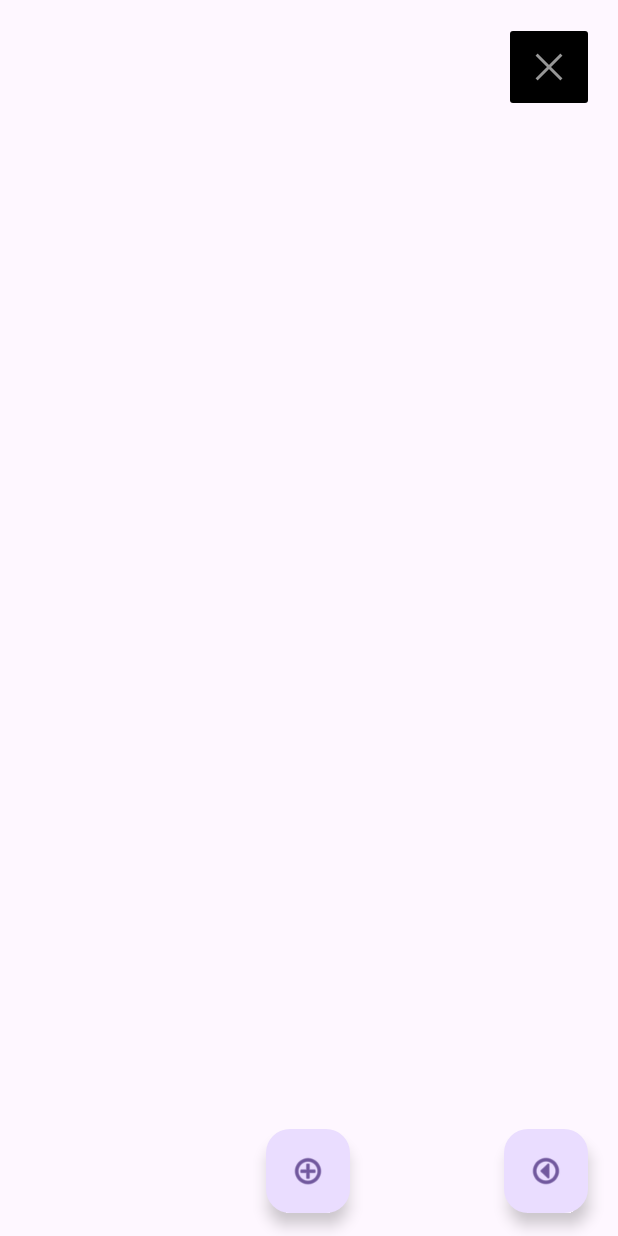
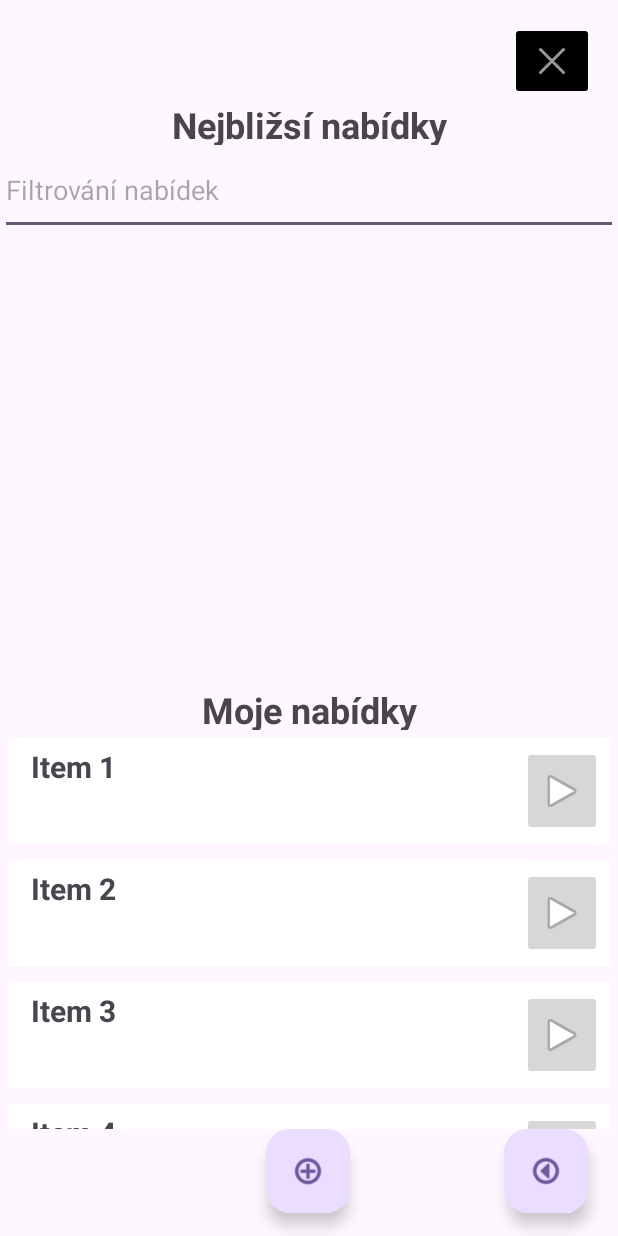
Before and after one commit to FrantaM4/UMTEProject2, an Android app: the MainDashboardActivity screen opened directly, with no data from a screen before it, on a phone screen of 412 x 824 dp. Run offline under Robolectric (Android 15) with nearby library versions, the phone set to English and light mode, and no system bars.

Commit message:
pridan list zzaklad

```diff
--- a/app/src/main/AndroidManifest.xml
+++ b/app/src/main/AndroidManifest.xml
@@ -25,7 +25,7 @@
             android:name=".RegisterActivity"
             android:exported="false" />
         <activity
-            android:name=".MapActivity"
+            android:name=".MainDashboardActivity"
             android:exported="false" />
         <activity
             android:name=".MainActivity"
--- /dev/null
+++ b/app/src/main/java/cz/uhk/quicksellapp2/CustomAdapter.kt
@@ -0,0 +1,45 @@
+package cz.uhk.quicksellapp2
+
+import android.view.LayoutInflater
+import android.view.View
+import android.view.ViewGroup
+import android.widget.ImageView
+import android.widget.TextView
+import androidx.recyclerview.widget.RecyclerView
+
+class CustomAdapter(private val mList: List<ItemsViewModel>) : RecyclerView.Adapter<CustomAdapter.ViewHolder>() {
+
+    // create new views
+    override fun onCreateViewHolder(parent: ViewGroup, viewType: Int): ViewHolder {
+        // inflates the card_view_design view
+        // that is used to hold list item
+        val view = LayoutInflater.from(parent.context)
+            .inflate(R.layout.card_view_desing, parent, false)
+
+        return ViewHolder(view)
+    }
+
+    // binds the list items to a view
+    override fun onBindViewHolder(holder: ViewHolder, position: Int) {
+
+        val ItemsViewModel = mList[position]
+
+
+
+        // sets the text to the textview from our itemHolder class
+        holder.textView.text = ItemsViewModel.text
+
+    }
+
+    // return the number of the items in the list
+    override fun getItemCount(): Int {
+        return mList.size
+    }
+
+    // Holds the views for adding it to image and text
+
+    class ViewHolder(ItemView: View) : RecyclerView.ViewHolder(ItemView) {
+        //val imageView: ImageView = itemView.findViewById(R.id.imageview)
+        val textView: TextView = itemView.findViewById(R.id.textView)
+    }
+}
--- /dev/null
+++ b/app/src/main/java/cz/uhk/quicksellapp2/ItemsViewModel.kt
@@ -0,0 +1,4 @@
+package cz.uhk.quicksellapp2
+
+data class ItemsViewModel (val text: String) {
+}
--- a/app/src/main/java/cz/uhk/quicksellapp2/MainActivity.kt
+++ b/app/src/main/java/cz/uhk/quicksellapp2/MainActivity.kt
@@ -1,19 +1,14 @@
 package cz.uhk.quicksellapp2
 
-import android.content.ContentValues.TAG
 import android.content.Context
 import android.content.Intent
 import android.os.Bundle
-import android.util.Log
 import android.widget.Button
-import android.widget.EditText
 import android.widget.TextView
 import androidx.activity.enableEdgeToEdge
 import androidx.appcompat.app.AppCompatActivity
 import androidx.core.view.ViewCompat
 import androidx.core.view.WindowInsetsCompat
-import com.google.firebase.firestore.ktx.firestore
-import com.google.firebase.ktx.Firebase
 
 class MainActivity : AppCompatActivity() {
     override fun onCreate(savedInstanceState: Bundle?) {
@@ -83,7 +78,7 @@ class MainActivity : AppCompatActivity() {
                 startActivity(intent)
             }
             else{
-                val intent = Intent(this,MapActivity::class.java)
+                val intent = Intent(this,MainDashboardActivity::class.java)
                 startActivity(intent)
             }
 
--- a/app/src/main/java/cz/uhk/quicksellapp2/MapActivity.kt
+++ b/app/src/main/java/cz/uhk/quicksellapp2/MainDashboardActivity.kt
@@ -2,18 +2,20 @@ package cz.uhk.quicksellapp2
 
 import android.content.Intent
 import android.os.Bundle
-import android.widget.Button
 import android.widget.ImageButton
 import androidx.activity.enableEdgeToEdge
 import androidx.appcompat.app.AppCompatActivity
 import androidx.core.view.ViewCompat
 import androidx.core.view.WindowInsetsCompat
+import androidx.recyclerview.widget.LinearLayoutManager
+import androidx.recyclerview.widget.RecyclerView
 
-class MapActivity : AppCompatActivity() {
+class MainDashboardActivity : AppCompatActivity() {
+
     override fun onCreate(savedInstanceState: Bundle?) {
         super.onCreate(savedInstanceState)
         enableEdgeToEdge()
-        setContentView(R.layout.activity_map_main)
+        setContentView(R.layout.activity_dashboard_main)
         ViewCompat.setOnApplyWindowInsetsListener(findViewById(R.id.main)) { v, insets ->
             val systemBars = insets.getInsets(WindowInsetsCompat.Type.systemBars())
             v.setPadding(systemBars.left, systemBars.top, systemBars.right, systemBars.bottom)
@@ -35,6 +37,25 @@ class MapActivity : AppCompatActivity() {
             startActivity(intent)
         }
 
+        val recyclerview = findViewById<RecyclerView>(R.id.LIstMyDeals)
+        recyclerview.layoutManager = LinearLayoutManager(this)
+        val data = ArrayList<ItemsViewModel>()
+
+        // This loop will create 20 Views containing
+        // the image with the count of view
+        for (i in 1..20) {
+            data.add(ItemsViewModel("Item " + i))
+        }
+
+        // This will pass the ArrayList to our Adapter
+        val adapter = CustomAdapter(data)
+
+        // Setting the Adapter with the recyclerview
+        recyclerview.adapter = adapter
+
+
+        //TODO zprovoznit list
+
 
     }
 }
--- a/app/src/main/java/cz/uhk/quicksellapp2/RegisterActivity.kt
+++ b/app/src/main/java/cz/uhk/quicksellapp2/RegisterActivity.kt
@@ -31,8 +31,9 @@ class RegisterActivity : AppCompatActivity() {
 
         val db = Firebase.firestore
 
+        //TODO kontrola ze jmeno jeste neexistuje
         btnRegister.setOnClickListener{
-            val intent = Intent(this,MapActivity::class.java)
+            val intent = Intent(this,MainDashboardActivity::class.java)
             val editor = sharedPreferences.edit()
             editor.putString("textUsername",textUsername.text.toString())
             editor.putBoolean("registeredBool",true) //todo pak zmenit
--- a/app/src/main/java/cz/uhk/quicksellapp2/SettingsActivity.kt
+++ b/app/src/main/java/cz/uhk/quicksellapp2/SettingsActivity.kt
@@ -34,5 +34,7 @@ class SettingsActivity : AppCompatActivity() {
             startActivity(intent)
 
         }
+
+        //TODO Darkmode ???
     }
 }
--- a/app/src/main/res/layout/activity_map_main.xml
+++ b/app/src/main/res/layout/activity_dashboard_main.xml
@@ -5,12 +5,12 @@
     android:id="@+id/main"
     android:layout_width="match_parent"
     android:layout_height="match_parent"
-    tools:context=".MapActivity">
+    tools:context=".MainDashboardActivity">
 
     <ImageButton
         android:id="@+id/buttonBackToMenu"
-        android:layout_width="60dp"
-        android:layout_height="60dp"
+        android:layout_width="wrap_content"
+        android:layout_height="wrap_content"
         android:backgroundTint="#000000"
         android:contentDescription="buttonBackToMenu"
         app:layout_constraintBottom_toBottomOf="parent"
@@ -40,8 +40,8 @@
         android:layout_width="wrap_content"
         android:layout_height="wrap_content"
         android:clickable="true"
+        android:contentDescription="buttonBackToMenu"
         android:rotation="90"
-        android:contentDescription="buttonBackToMenu"
         app:layout_constraintBottom_toBottomOf="parent"
         app:layout_constraintEnd_toEndOf="parent"
         app:layout_constraintHorizontal_bias="0.836"
@@ -50,4 +50,55 @@
         app:layout_constraintVertical_bias="0.978"
         app:srcCompat="@android:drawable/ic_menu_more" />
 
+    <LinearLayout
+        android:layout_width="0dp"
+        android:layout_height="0dp"
+        android:orientation="vertical"
+        app:layout_constraintBottom_toTopOf="@+id/buttonAddNew"
+        app:layout_constraintEnd_toEndOf="parent"
+        app:layout_constraintHorizontal_bias="0.5"
+        app:layout_constraintStart_toStartOf="parent"
+        app:layout_constraintTop_toBottomOf="@+id/buttonBackToMenu"
+        app:layout_constraintVertical_bias="0.5">
+
+        <TextView
+            android:id="@+id/textView6"
+            android:layout_width="match_parent"
+            android:layout_height="30dp"
+            android:text="Nejbližsí nabídky"
+            android:textAlignment="center"
+            android:textSize="24sp"
+            android:textStyle="bold" />
+
+        <EditText
+            android:id="@+id/TextFilterTags"
+            android:layout_width="match_parent"
+            android:layout_height="60dp"
+            android:ems="10"
+            android:hint="Filtrování nabídek"
+            android:inputType="text" />
+
+        <androidx.recyclerview.widget.RecyclerView
+            android:id="@+id/ListNearestDeals"
+            android:layout_width="match_parent"
+            android:layout_height="300dp"
+            tools:itemCount="5"
+            tools:listitem="@layout/card_view_design"
+            />
+
+        <TextView
+            android:id="@+id/textView7"
+            android:layout_width="match_parent"
+            android:layout_height="30dp"
+            android:text="Moje nabídky"
+            android:textAlignment="center"
+            android:textSize="24sp"
+            android:textStyle="bold" />
+
+        <androidx.recyclerview.widget.RecyclerView
+            android:id="@+id/LIstMyDeals"
+            android:layout_width="match_parent"
+            android:layout_height="300dp" />
+    </LinearLayout>
+
 </androidx.constraintlayout.widget.ConstraintLayout>
--- /dev/null
+++ b/app/src/main/res/layout/card_view_desing.xml
@@ -0,0 +1,44 @@
+<?xml version="1.0" encoding="utf-8"?>
+<androidx.cardview.widget.CardView
+    xmlns:android="http://schemas.android.com/apk/res/android"
+    xmlns:app="http://schemas.android.com/apk/res-auto"
+    xmlns:tools="http://schemas.android.com/tools"
+    android:layout_width="match_parent"
+    android:layout_height="wrap_content"
+    android:layout_margin="5dp"
+    app:cardElevation="1dp">
+
+    <LinearLayout
+        android:layout_width="match_parent"
+        android:layout_height="match_parent"
+        android:clickable="false"
+        android:orientation="horizontal"
+        android:padding="5dp">
+
+        <TextView
+            android:id="@+id/textView"
+            android:layout_width="wrap_content"
+            android:layout_height="wrap_content"
+            android:layout_marginStart="10dp"
+            android:layout_marginLeft="15dp"
+            android:text="Item"
+
+            android:textSize="20sp"
+            android:textStyle="bold" />
+
+        <Space
+            android:layout_width="277dp"
+            android:layout_height="14dp"
+            android:layout_weight="1" />
+
+        <ImageButton
+            android:id="@+id/imageButton3"
+            android:layout_width="60dp"
+            android:layout_height="60dp"
+            android:layout_weight="1"
+            android:contentDescription="click"
+            app:srcCompat="@android:drawable/ic_media_play" />
+
+    </LinearLayout>
+
+</androidx.cardview.widget.CardView>
```
